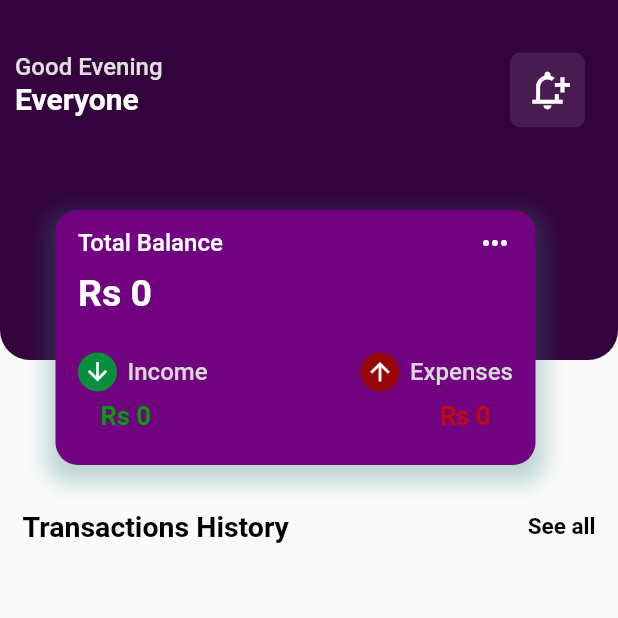
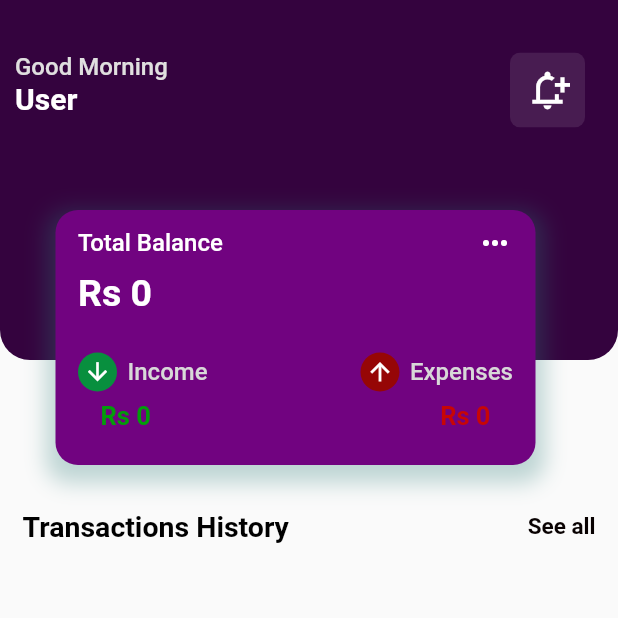
Before and after one commit to anurag67124/Finance-Managment-App, a Flutter app: the Home screen opened directly, on a phone screen of 412 x 824 dp, the top half of it. Run offline on Flutter 3.47's test engine with Material 2 defaults, Android fonts, the phone set to English and light mode, and no system bars; our stand-ins replace firebase_core, flutter_signin_button, hive, hive_flutter, settings_ui, smooth_page_indicator and 1 more; missing offline and left inert: currency_picker, gender_picker, language_picker; accounts and stored records are empty; network calls fail.

Commit message:
small changes

```diff
--- a/finance_app/lib/Screens/home.dart
+++ b/finance_app/lib/Screens/home.dart
@@ -170,7 +170,7 @@ class _HomeState extends State<Home> {
                       crossAxisAlignment: CrossAxisAlignment.start,
                       children: const [
                         Text(
-                          'Good Evening',
+                          'Good Morning',
                           style: TextStyle(
                             fontWeight: FontWeight.w500,
                             fontSize: 16,
@@ -178,7 +178,7 @@ class _HomeState extends State<Home> {
                           ),
                         ),
                         Text(
-                          'Everyone',
+                          'User',
                           style: TextStyle(
                             fontWeight: FontWeight.w600,
                             fontSize: 20,
--- a/finance_app/lib/main.dart
+++ b/finance_app/lib/main.dart
@@ -26,7 +26,7 @@ class MyApp extends StatelessWidget {
   Widget build(BuildContext context) {
     return MaterialApp(
       debugShowCheckedModeBanner: false,
-      home: const Bottom(),
+      home: OnBoardingScreen(),
       theme: ThemeData(
           primarySwatch: Colors.deepPurple,
           buttonTheme: ButtonThemeData(buttonColor: my_color)),
```
